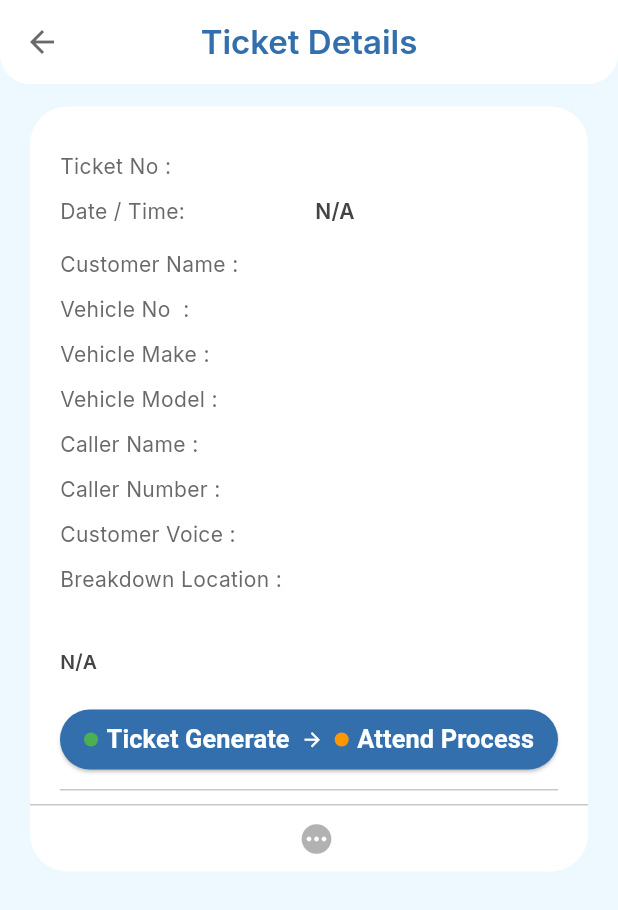
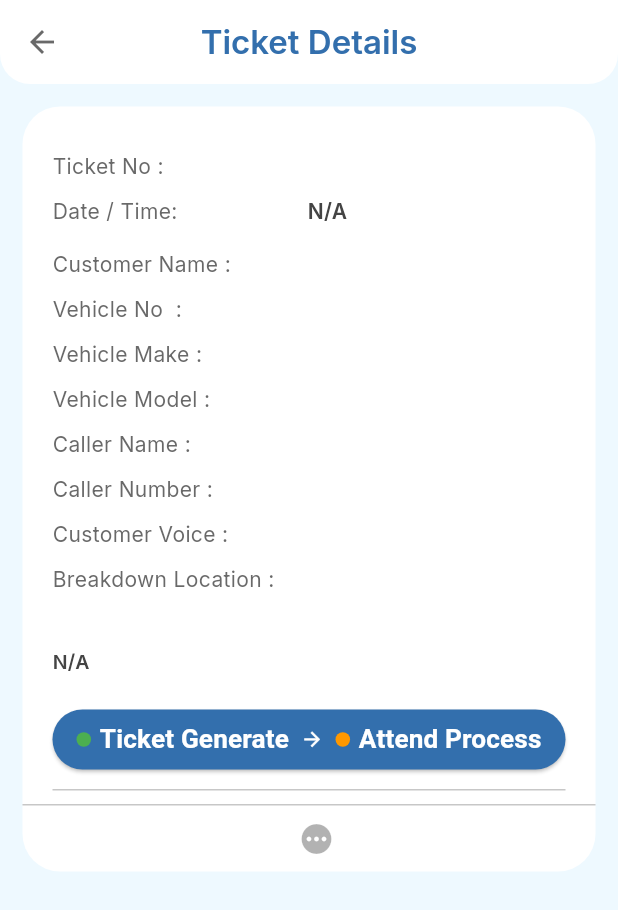
Before and after one commit to vruchita-m/updtated_Customer_App, a Flutter app: the EstimateScreen screen opened directly with empty values, on a phone screen of 412 x 824 dp. Shown: the top 910 px of the screen. Run offline on Flutter 3.47's test engine with Material 3 defaults, Android fonts, the phone set to English and light mode, and no system bars; our stand-ins replace another_flushbar, bloc, cached_network_image, carousel_slider, email_validator, equatable and 15 more; missing offline and left inert: cron, flutter_app_badger; accounts and stored records are empty; network calls fail; project files that could hold a hidden picture were left out.

```diff
--- a/lib/views/screens/drawer/breakdown_ticket_status/close_tickets.dart
+++ b/lib/views/screens/drawer/breakdown_ticket_status/close_tickets.dart
@@ -351,8 +351,7 @@ class _CloseTicketsState extends State<CloseTickets> {
                         },
                         child: CustomTicketsCard(
                           text: ticket.status ?? "N/A",
-                          text2:
-                          changeTimeFormat(ticket.createdAt ?? "") ?? "N/A",
+                          text2:changeTimeFormat(ticket.createdAt ?? "") ?? "N/A",
                           complaintNo: ticket.complaintNo ?? "N/A",
                           vehicleNo: ticket.vehicle?.vehicleNumber ?? "N/A",
                           assignedTo: ticket.mechanic?.name ?? "N/A",
--- a/lib/views/screens/estimate/estimate_screen.dart
+++ b/lib/views/screens/estimate/estimate_screen.dart
@@ -40,9 +40,10 @@ class _EstimateScreenState extends State<EstimateScreen> {
     if (dateString == null || dateString.isEmpty) return 'N/A';
 
     try {
-      DateTime dateTime = DateTime.parse(dateString);
-      String formattedDate = DateFormat("dd MMM yyyy").format(dateTime);
-      return formattedDate;
+      DateTime dateTime = DateTime.parse(dateString).toLocal(); // Remark - Add '.toLocal()'.
+      // String formattedDate = DateFormat("dd MMM yyyy").format(dateTime);
+      // return formattedDate;
+      return DateFormat("dd MMM yyyy, hh:mm a").format(dateTime);
     } catch (e) {
       return 'N/A';
     }
@@ -146,7 +147,7 @@ class _EstimateScreenState extends State<EstimateScreen> {
                     .replaceAll(RegExp(r'^, |,$'), '');
             return SingleChildScrollView(
               child: Padding(
-                padding: const EdgeInsets.only( left: 20, right: 20, bottom: 50),
+                padding: const EdgeInsets.only( left: 15, right: 15, bottom: 50),
                 child: Column(
                   crossAxisAlignment: CrossAxisAlignment.start,
                   children: [
@@ -211,12 +212,14 @@ class _EstimateScreenState extends State<EstimateScreen> {
                                 //   text: formatDate(widget
                                 //       .ticketsResults.createdAt
                                 //       ?.toString()),
-                                InterText(
-                                  text: formatDate(widget.ticketsResults.createdAt),
-                                  fontsize: 14,
-                                  fontweight: FontWeight.w600,
-                                  color: AppColors.lightblackcol,
-                                )
+                                Expanded(
+                                  child: InterText(
+                                      text: formatDate(widget.ticketsResults.createdAt),
+                                      fontsize: 14,
+                                      fontweight: FontWeight.w600,
+                                      color: AppColors.lightblackcol,
+                                    )
+                                ),
                               ],
                             ),
                           ),
--- a/lib/views/screens/notification/notifications.dart
+++ b/lib/views/screens/notification/notifications.dart
@@ -195,8 +195,7 @@ class _NotificationsState extends State<Notifications> {
 
     try {
       DateTime dateTime = DateTime.parse(dateString);
-      String formattedDate = DateFormat("dd MMM yyyy")
-          .format(dateTime.toUtc().add(const Duration(hours: 5, minutes: 30)));
+      String formattedDate = DateFormat("dd MMM yyyy").format(dateTime.toUtc().add(const Duration(hours: 5, minutes: 30)));
       return formattedDate;
     } catch (e) {
       return 'N/A';
--- a/lib/views/widegts/custom_tickets_container.dart
+++ b/lib/views/widegts/custom_tickets_container.dart
@@ -17,7 +17,7 @@ class CustomTicketsCard extends StatelessWidget implements PreferredSizeWidget {
   final Color colorborder;
   final List<Widget>? children;
 
-  // ✅ NAYE PARAMETERS ADD KIYE GAYE
+  // New Parameters
   final String customerName;
   final String vehicleModel;
   final String vehicleMake;
@@ -36,7 +36,7 @@ class CustomTicketsCard extends StatelessWidget implements PreferredSizeWidget {
     required this.color,
     required this.colorborder,
     this.children,
-    // ✅ NAYE PARAMETERS CONSTRUCTOR ME ADD KIYE GAYE
+    // New Parameters
     required this.customerName,
     required this.vehicleModel,
     required this.vehicleMake,
@@ -48,7 +48,7 @@ class CustomTicketsCard extends StatelessWidget implements PreferredSizeWidget {
   @override
   Widget build(BuildContext context) {
     return Container(
-      margin: const EdgeInsets.symmetric(horizontal: 20, vertical: 7),
+      margin: const EdgeInsets.symmetric(horizontal: 15, vertical: 7),
       width: width,
       decoration: BoxDecoration(
           border: Border.all(color: colorborder),
```
